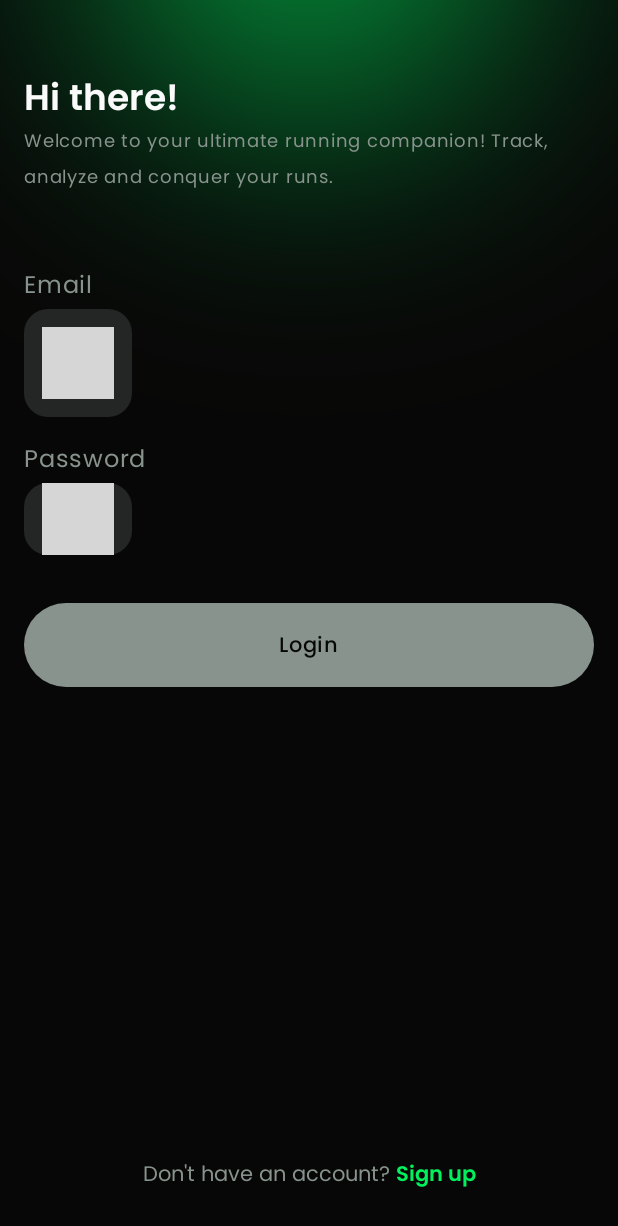
After one commit to Hebler001/RuniqueApp, an Android app built with Jetpack Compose: the composable LoginScreen shown on its own in the app's theme, on a phone screen of 412 x 824 dp. The commit adds this screen. Shown: the top 1226 px of the screen. Run offline under Robolectric (Android 15) with nearby library versions, the phone set to English and light mode, and no system bars; 4 statements that could not run were skipped; grey boxes are pictures that could not be loaded.

Commit message:
Create the login screen UI

```diff
--- a/auth/presentation/src/main/java/com/jhebler/auth/presentation/di/AuthViewModelModule.kt
+++ b/auth/presentation/src/main/java/com/jhebler/auth/presentation/di/AuthViewModelModule.kt
@@ -1,9 +1,11 @@
 package com.jhebler.auth.presentation.di
 
+import com.jhebler.auth.presentation.login.LoginViewModel
 import com.jhebler.auth.presentation.register.RegisterViewModel
 import org.koin.androidx.viewmodel.dsl.viewModelOf
 import org.koin.dsl.module
 
 val authViewModelModule = module {
     viewModelOf(::RegisterViewModel)
+    viewModelOf(::LoginViewModel)
 }
--- /dev/null
+++ b/auth/presentation/src/main/java/com/jhebler/auth/presentation/login/LoginScreen.kt
@@ -0,0 +1,194 @@
+@file:OptIn(ExperimentalFoundationApi::class)
+
+package com.jhebler.auth.presentation.login
+
+import android.widget.Toast
+import androidx.compose.foundation.ExperimentalFoundationApi
+import androidx.compose.foundation.layout.Box
+import androidx.compose.foundation.layout.Column
+import androidx.compose.foundation.layout.Spacer
+import androidx.compose.foundation.layout.fillMaxSize
+import androidx.compose.foundation.layout.fillMaxWidth
+import androidx.compose.foundation.layout.height
+import androidx.compose.foundation.layout.padding
+import androidx.compose.foundation.rememberScrollState
+import androidx.compose.foundation.text.ClickableText
+import androidx.compose.foundation.verticalScroll
+import androidx.compose.material3.MaterialTheme
+import androidx.compose.material3.Text
+import androidx.compose.runtime.Composable
+import androidx.compose.ui.Alignment
+import androidx.compose.ui.Modifier
+import androidx.compose.ui.platform.LocalContext
+import androidx.compose.ui.platform.LocalSoftwareKeyboardController
+import androidx.compose.ui.res.stringResource
+import androidx.compose.ui.text.SpanStyle
+import androidx.compose.ui.text.buildAnnotatedString
+import androidx.compose.ui.text.font.FontWeight
+import androidx.compose.ui.text.withStyle
+import androidx.compose.ui.tooling.preview.Preview
+import androidx.compose.ui.unit.dp
+import androidx.compose.ui.unit.sp
+import com.jhebler.auth.presentation.R
+import com.jhebler.core.presentation.designsystem.EmailIcon
+import com.jhebler.core.presentation.designsystem.Poppins
+import com.jhebler.core.presentation.designsystem.RuniqueAppTheme
+import com.jhebler.core.presentation.designsystem.components.GradientBackground
+import com.jhebler.core.presentation.designsystem.components.RuniqueActionButton
+import com.jhebler.core.presentation.designsystem.components.RuniquePasswordTextField
+import com.jhebler.core.presentation.designsystem.components.RuniqueTextField
+import com.jhebler.core.presentation.ui.ObserveAsEvents
+import org.koin.androidx.compose.koinViewModel
+
+@Composable
+
+fun LoginScreenRoot(
+    onLoginSuccess: () -> Unit,
+    onSignUpClick: () -> Unit,
+    viewModel: LoginViewModel = koinViewModel()
+) {
+    val context = LocalContext.current
+    val keyboardController = LocalSoftwareKeyboardController.current
+    ObserveAsEvents(viewModel.events) { event ->
+        when(event) {
+            is LoginEvent.Error -> {
+                keyboardController?.hide()
+                Toast.makeText(
+                    context,
+                    event.error.asString(context),
+                    Toast.LENGTH_LONG
+                ).show()
+            }
+            LoginEvent.LoginSuccess -> {
+                keyboardController?.hide()
+                Toast.makeText(
+                    context,
+                    R.string.youre_logged_in,
+                    Toast.LENGTH_LONG
+                ).show()
+                onLoginSuccess()
+            }
+        }
+    }
+    LoginScreen(
+        state = viewModel.state,
+        onAction = { action ->
+            when(action) {
+                is LoginAction.OnRegisterClick -> onSignUpClick()
+                else -> Unit
+            }
+            viewModel.onAction(action)
+        }
+    )
+}
+
+@Composable
+private fun LoginScreen(
+    state: LoginState,
+    onAction: (LoginAction) -> Unit
+) {
+    GradientBackground {
+        Column(
+            modifier = Modifier
+                .fillMaxSize()
+                .verticalScroll(rememberScrollState())
+                .padding(horizontal = 16.dp)
+                .padding(vertical = 32.dp)
+                .padding(top = 16.dp)
+        ) {
+            Text(
+                text = stringResource(id = R.string.hi_there),
+                fontWeight = FontWeight.SemiBold,
+                style = MaterialTheme.typography.headlineMedium
+            )
+            Text(
+                text = stringResource(id = R.string.runique_welcome_text),
+                fontSize = 12.sp,
+                color = MaterialTheme.colorScheme.onSurfaceVariant
+            )
+            Spacer(modifier = Modifier.height(48.dp))
+            RuniqueTextField(
+                state = state.email,
+                startIcon = EmailIcon,
+                endIcon = null,
+                hint = stringResource(id = R.string.example_email),
+                title = stringResource(id = R.string.email),
+                modifier = Modifier.fillMaxWidth()
+            )
+            Spacer(modifier = Modifier.height(16.dp))
+            RuniquePasswordTextField(
+                state = state.password,
+                isPasswordVisible = state.isPasswordVisible,
+                onTogglePasswordVisibility = {
+                    onAction(LoginAction.OnTogglePasswordVisibility)
+                },
+                hint = stringResource(id = R.string.password),
+                title = stringResource(id = R.string.password),
+                modifier = Modifier.fillMaxWidth()
+            )
+            Spacer(modifier = Modifier.height(32.dp))
+            RuniqueActionButton(
+                text = stringResource(id = R.string.login),
+                isLoading = state.isLoggingIn,
+                enabled = state.canLogin,
+                onClick = {
+                    onAction(LoginAction.OnLoginClick)
+                }
+            )
+
+            val annotatedString = buildAnnotatedString {
+                withStyle(
+                    style = SpanStyle(
+                        fontFamily = Poppins,
+                        color = MaterialTheme.colorScheme.onSurfaceVariant
+                    )
+                ) {
+                    append(stringResource(id = R.string.dont_have_an_account) + " ")
+                    pushStringAnnotation(
+                        tag = "clickable_text",
+                        annotation = stringResource(id = R.string.sign_up)
+                    )
+                    withStyle(
+                        style = SpanStyle(
+                            fontWeight = FontWeight.SemiBold,
+                            color = MaterialTheme.colorScheme.primary,
+                            fontFamily = Poppins
+                        )
+                    ) {
+                        append(stringResource(id = R.string.sign_up))
+                    }
+                }
+            }
+            Box(
+                modifier = Modifier
+                    .align(Alignment.CenterHorizontally)
+                    .weight(1f),
+                contentAlignment = Alignment.BottomCenter
+            ) {
+                ClickableText(
+                    text = annotatedString,
+                    onClick = { offset ->
+                        annotatedString.getStringAnnotations(
+                            tag = "clickable_text",
+                            start = offset,
+                            end = offset
+                        ).firstOrNull()?.let {
+                            onAction(LoginAction.OnRegisterClick)
+                        }
+                    }
+                )
+            }
+        }
+    }
+}
+
+@Preview
+@Composable
+private fun LoginScreenPreview() {
+     RuniqueAppTheme {
+        LoginScreen(
+            state = LoginState(),
+            onAction = {}
+        )
+    }
+}
--- /dev/null
+++ b/auth/presentation/src/main/java/com/jhebler/auth/presentation/login/LoginState.kt
@@ -0,0 +1,14 @@
+@file:OptIn(ExperimentalFoundationApi::class)
+
+package com.jhebler.auth.presentation.login
+
+import androidx.compose.foundation.ExperimentalFoundationApi
+import androidx.compose.foundation.text2.input.TextFieldState
+
+data class LoginState(
+    val email: TextFieldState = TextFieldState(),
+    val password: TextFieldState = TextFieldState(),
+    val isPasswordVisible: Boolean = false,
+    val canLogin: Boolean = false,
+    val isLoggingIn: Boolean = false
+)
--- a/auth/presentation/src/main/res/values/strings.xml
+++ b/auth/presentation/src/main/res/values/strings.xml
@@ -19,4 +19,8 @@
     <string name="register">Register</string>
     <string name="error_email_exists">A user with that email already exists</string>
     <string name="registration_successful">Registration successful! You can log in now.</string>
+    <string name="hi_there">Hi there!</string>
+    <string name="runique_welcome_text">Welcome to your ultimate running companion! Track, analyze and conquer your runs.</string>
+    <string name="dont_have_an_account">Don\'t have an account?</string>
+    <string name="youre_logged_in">You\'re logged in.</string>
 </resources>
--- a/core/data/src/main/java/com/jhebler/core/data/di/CoreDateModule.kt
+++ b/core/data/src/main/java/com/jhebler/core/data/di/CoreDateModule.kt
@@ -9,7 +9,7 @@ import org.koin.dsl.module
 
 val coreDataModule = module {
     single {
-        HttpClientFactory().build()
+        HttpClientFactory(get()).build()
     }
     singleOf(::EncryptedSessionStorage).bind<SessionStorage>()
 }
```
Also changed, not shown: app/src/main/java/com/jhebler/runiqueapp/NavigationRoot.kt (+19 -2 lines), auth/presentation/src/main/java/com/jhebler/auth/presentation/login/LoginAction.kt (added, +7 -0 lines), auth/presentation/src/main/java/com/jhebler/auth/presentation/login/LoginEvent.kt (added, +8 -0 lines), auth/presentation/src/main/java/com/jhebler/auth/presentation/login/LoginViewModel.kt (added, +26 -0 lines), auth/presentation/src/main/java/com/jhebler/auth/presentation/register/RegisterScreen.kt (+9 -4 lines).
